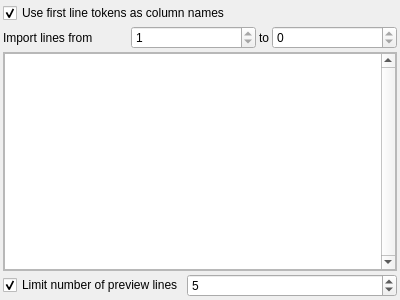
Before: the Qt Designer form library/tulip-gui/designer/CSVImportConfigurationWidget.ui in vadivelselvaraj/TulipGLImprovement, drawn with Qt 5.
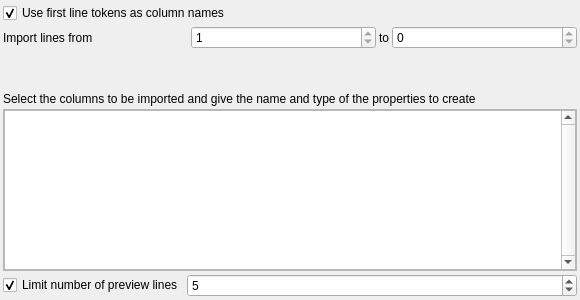
After: the same form once the commit is applied. Custom widgets are drawn as their Qt base class.

Commit message: add comment on top of columns table

Patch:
```diff
--- a/library/tulip-gui/designer/CSVImportConfigurationWidget.ui
+++ b/library/tulip-gui/designer/CSVImportConfigurationWidget.ui
@@ -6,7 +6,7 @@
    <rect>
     <x>0</x>
     <y>0</y>
-    <width>400</width>
+    <width>580</width>
     <height>300</height>
    </rect>
   </property>
@@ -74,6 +74,16 @@
      </item>
     </layout>
    </item>
+   <item>
+    <widget class="QLabel" name="label_3">
+     <property name="text">
+      <string>&lt;html&gt;&lt;head/&gt;&lt;body&gt;&lt;p&gt;&lt;br/&gt;&lt;/p&gt;&lt;p&gt;Select the columns to be imported and give the name and type of the properties to create&lt;/p&gt;&lt;/body&gt;&lt;/html&gt;</string>
+     </property>
+     <property name="textFormat">
+      <enum>Qt::RichText</enum>
+     </property>
+    </widget>
+   </item>
    <item>
     <widget class="QScrollArea" name="scrollArea">
      <property name="widgetResizable">
@@ -84,8 +94,8 @@
        <rect>
         <x>0</x>
         <y>0</y>
-        <width>392</width>
-        <height>191</height>
+        <width>572</width>
+        <height>137</height>
        </rect>
       </property>
       <layout class="QVBoxLayout" name="verticalLayout_3">
```
